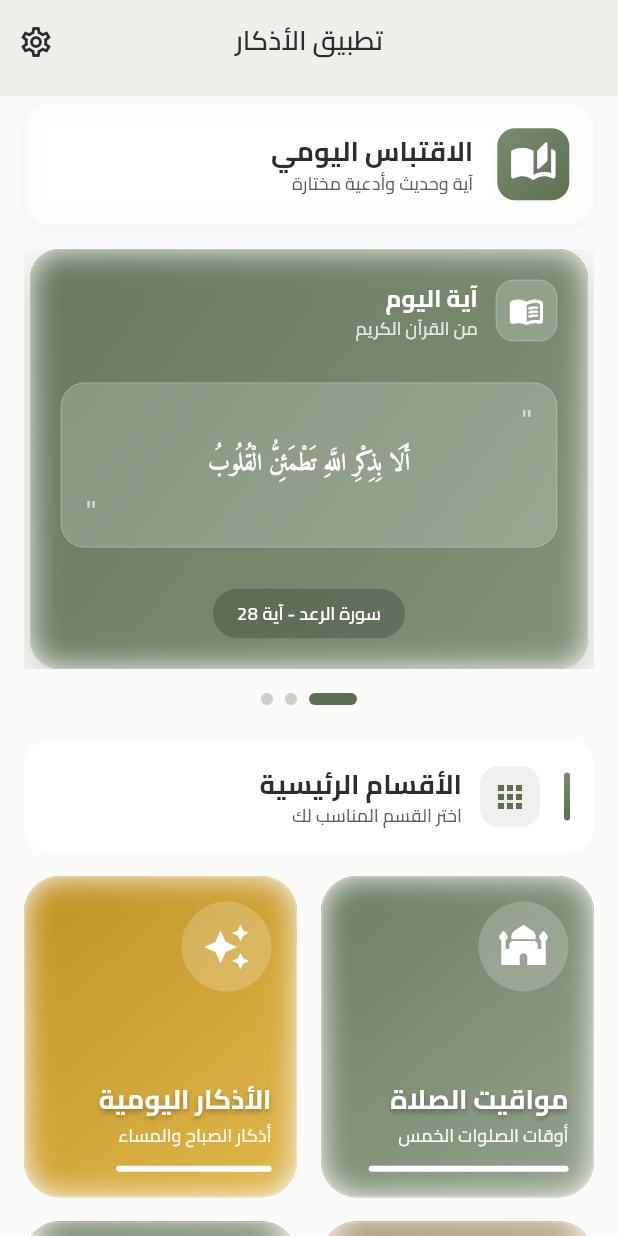
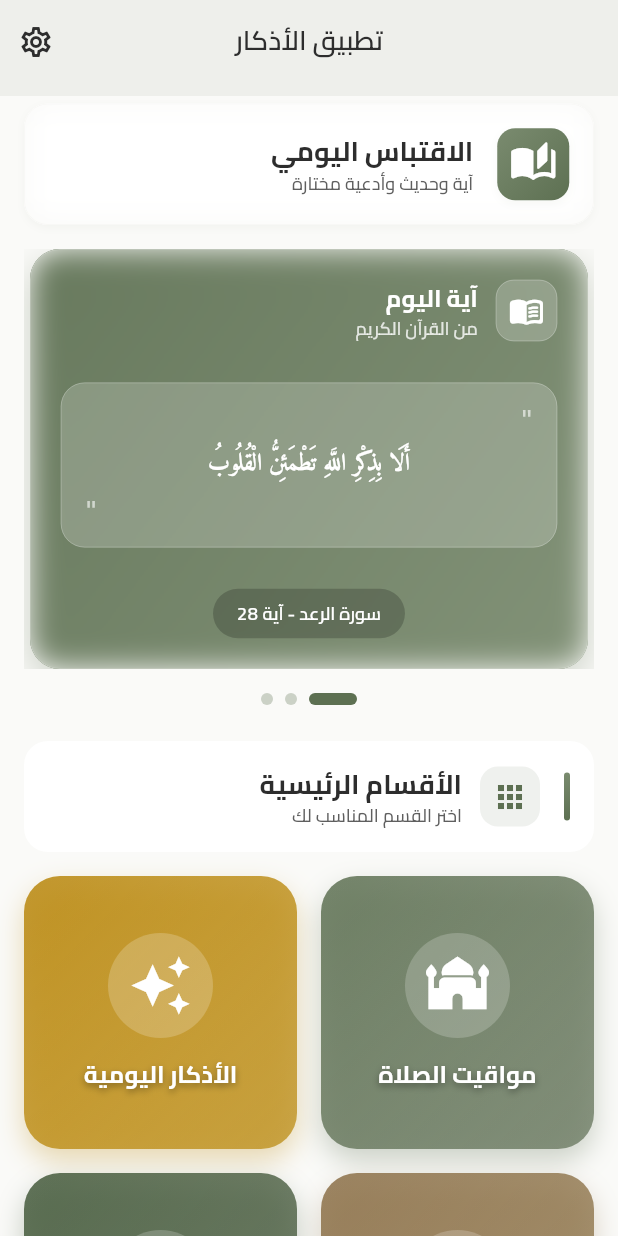
Before and after one commit to dr33awi/Testew65, a Flutter app: the screen it shows after launch, scrolled down 576 dp, on a phone screen of 412 x 824 dp. Run offline on Flutter 3.47's test engine with Material 3 defaults, Android fonts, the phone set to English and light mode, and no system bars; our stand-ins replace adhan, battery_plus, device_info_plus, flutter_compass, flutter_local_notifications, flutter_staggered_animations and 8 more.

Commit message:
الثيم الاساسي

```diff
--- a/lib/features/daily_quote/widgets/daily_quotes_card.dart
+++ b/lib/features/daily_quote/widgets/daily_quotes_card.dart
@@ -1,5 +1,4 @@
 // lib/features/daily_quote/widgets/daily_quotes_card.dart
-import 'package:athkar_app/features/home/widgets/color_helper.dart';
 import 'package:flutter/material.dart';
 import 'package:flutter/services.dart';
 import 'package:share_plus/share_plus.dart';
--- a/lib/features/home/widgets/category_grid.dart
+++ b/lib/features/home/widgets/category_grid.dart
@@ -3,6 +3,7 @@ import 'package:athkar_app/features/home/widgets/color_helper.dart';
 import 'package:flutter/material.dart';
 import 'package:flutter/services.dart';
 import 'dart:ui';
+import 'dart:math' as math;
 import '../../../app/themes/app_theme.dart';
 
 class CategoryGrid extends StatefulWidget {
@@ -17,56 +18,40 @@ class _CategoryGridState extends State<CategoryGrid> {
     CategoryItem(
       id: 'prayer_times',
       title: 'مواقيت الصلاة',
-      subtitle: 'أوقات الصلوات الخمس',
       icon: Icons.mosque,
       routeName: '/prayer-times',
     ),
     CategoryItem(
       id: 'athkar',
       title: 'الأذكار اليومية',
-      subtitle: 'أذكار الصباح والمساء',
       icon: Icons.auto_awesome,
       routeName: '/athkar',
     ),
     CategoryItem(
       id: 'quran',
       title: 'القرآن الكريم',
-      subtitle: 'تلاوة وتدبر',
       icon: Icons.menu_book_rounded,
       routeName: '/quran',
     ),
     CategoryItem(
       id: 'qibla',
       title: 'اتجاه القبلة',
-      subtitle: 'البوصلة الذكية',
       icon: Icons.explore,
       routeName: '/qibla',
     ),
     CategoryItem(
       id: 'tasbih',
       title: 'المسبحة الرقمية',
-      subtitle: 'عداد التسبيح',
       icon: Icons.radio_button_checked,
       routeName: '/tasbih',
     ),
     CategoryItem(
       id: 'dua',
       title: 'الأدعية المأثورة',
-      subtitle: 'أدعية من الكتاب والسنة',
       icon: Icons.pan_tool_rounded,
       routeName: '/dua',
     ),
   ];
-
-  // بيانات التقدم المخزنة
-  static const Map<String, double> _progressData = {
-    'prayer_times': 0.9,
-    'athkar': 0.7,
-    'quran': 0.5,
-    'qibla': 1.0,
-    'tasbih': 0.8,
-    'dua': 0.4,
-  };
 
   void _onCategoryTap(CategoryItem category) {
     HapticFeedback.lightImpact();
@@ -90,7 +75,7 @@ class _CategoryGridState extends State<CategoryGrid> {
           crossAxisCount: 2,
           mainAxisSpacing: ThemeConstants.space4,
           crossAxisSpacing: ThemeConstants.space4,
-          childAspectRatio: 0.85,
+          childAspectRatio: 1.0,
         ),
         delegate: SliverChildBuilderDelegate(
           (context, index) {
@@ -98,7 +83,6 @@ class _CategoryGridState extends State<CategoryGrid> {
 
             return _CategoryCard(
               category: _categories[index],
-              progress: _progressData[_categories[index].id] ?? 0.6,
               onTap: () => _onCategoryTap(_categories[index]),
             );
           },
@@ -111,12 +95,10 @@ class _CategoryGridState extends State<CategoryGrid> {
 
 class _CategoryCard extends StatelessWidget {
   final CategoryItem category;
-  final double progress;
   final VoidCallback onTap;
 
   const _CategoryCard({
     required this.category,
-    required this.progress,
     required this.onTap,
   });
 
@@ -131,48 +113,65 @@ class _CategoryCard extends StatelessWidget {
           begin: Alignment.topLeft,
           end: Alignment.bottomRight,
           colors: [
-            gradient.colors[0].withValues(alpha: 0.9),
-            gradient.colors[1].withValues(alpha: 0.8),
+            gradient.colors[0].withValues(alpha: 0.85),
+            gradient.colors[1].withValues(alpha: 0.75),
+          ],
+        ),
+        boxShadow: [
+          BoxShadow(
+            color: gradient.colors[0].withValues(alpha: 0.3),
+            blurRadius: 15,
+            offset: const Offset(0, 8),
+          ),
+        ],
+      ),
+      child: ClipRRect(
+        borderRadius: BorderRadius.circular(ThemeConstants.radius2xl),
+        child: Stack(
+          children: [
+            // طبقة شفافة
+            Positioned.fill(
+              child: Container(
+                decoration: BoxDecoration(
+                  gradient: LinearGradient(
+                    begin: Alignment.topLeft,
+                    end: Alignment.bottomRight,
+                    colors: [
+                      Colors.transparent,
+                      Colors.black.withValues(alpha: 0.1),
                     ],
                   ),
                 ),
-      child: ClipRRect(
-        borderRadius: BorderRadius.circular(ThemeConstants.radius2xl),
-        child: BackdropFilter(
-          filter: ImageFilter.blur(sigmaX: 10, sigmaY: 10),
-          child: Material(
+              ),
+            ),
+
+            // المحتوى الرئيسي
+            Material(
               color: Colors.transparent,
               child: InkWell(
                 onTap: onTap,
                 borderRadius: BorderRadius.circular(ThemeConstants.radius2xl),
-              child: Container(
-                decoration: BoxDecoration(
-                  border: Border.all(
-                    color: Colors.white.withValues(alpha: 0.2),
-                    width: 1,
-                  ),
-                  borderRadius: BorderRadius.circular(ThemeConstants.radius2xl),
-                ),
                 child: Padding(
                   padding: const EdgeInsets.all(ThemeConstants.space4),
                   child: _buildContent(context),
                 ),
               ),
             ),
-          ),
+          ],
         ),
       ),
     );
   }
 
   Widget _buildContent(BuildContext context) {
-    return Column(
-      crossAxisAlignment: CrossAxisAlignment.start,
+    return Center(
+      child: Column(
+        mainAxisAlignment: MainAxisAlignment.center,
         children: [
-        // الأيقونة
+          // الأيقونة مع دائرة
           Container(
-          width: 60,
-          height: 60,
+            width: 70,
+            height: 70,
             decoration: BoxDecoration(
               shape: BoxShape.circle,
               color: Colors.white.withValues(alpha: 0.2),
@@ -180,84 +179,51 @@ class _CategoryCard extends StatelessWidget {
             child: Icon(
               category.icon,
               color: Colors.white,
-            size: 32,
+              size: 42,
             ),
           ),
 
-        const Spacer(),
+          const SizedBox(height: ThemeConstants.space3),
 
-        // النصوص
-        Column(
-          crossAxisAlignment: CrossAxisAlignment.start,
-          children: [
+          // النص الرئيسي
           Text(
             category.title,
-              style: context.titleLarge?.copyWith(
+            style: context.titleMedium?.copyWith(
               color: Colors.white,
               fontWeight: ThemeConstants.bold,
+              fontSize: 16,
               shadows: [
                 Shadow(
-                    color: Colors.black.withValues(alpha: 0.3),
+                  color: Colors.black.withValues(alpha: 0.4),
                   offset: const Offset(0, 2),
-                    blurRadius: 4,
+                  blurRadius: 6,
                 ),
               ],
             ),
-              maxLines: 2,
-              overflow: TextOverflow.ellipsis,
-            ),
-
-            const SizedBox(height: ThemeConstants.space1),
-
-            Text(
-              category.subtitle,
-              style: context.labelMedium?.copyWith(
-                color: Colors.white.withValues(alpha: 0.9),
-                height: 1.3,
-              ),
+            textAlign: TextAlign.center,
             maxLines: 2,
             overflow: TextOverflow.ellipsis,
           ),
         ],
       ),
-
-        const SizedBox(height: ThemeConstants.space3),
-
-        // شريط التقدم
-        Container(
-          height: 4,
-          decoration: BoxDecoration(
-            color: Colors.white.withValues(alpha: 0.3),
-            borderRadius: BorderRadius.circular(2),
-          ),
-          child: FractionallySizedBox(
-            alignment: Alignment.centerLeft,
-            widthFactor: progress,
-            child: Container(
-              decoration: BoxDecoration(
-                color: Colors.white,
-                borderRadius: BorderRadius.circular(2),
-              ),
-            ),
-          ),
-        ),
-      ],
     );
   }
 }
+
+
+
+
 
 /// نموذج بيانات الفئة
 class CategoryItem {
   final String id;
   final String title;
-  final String subtitle;
   final IconData icon;
   final String? routeName;
 
   const CategoryItem({
     required this.id,
     required this.title,
-    required this.subtitle,
     required this.icon,
     this.routeName,
   });
```
Lines whose indentation alone changed are shown as unchanged.
